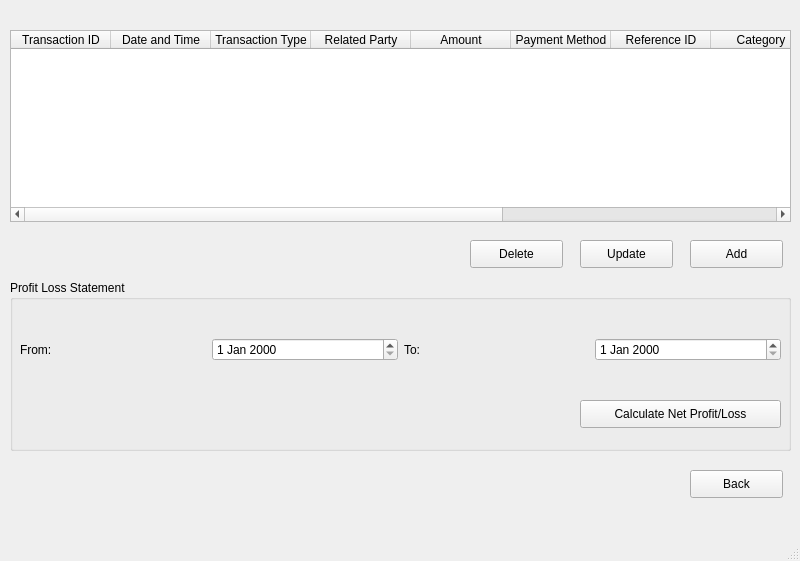
Before: the Qt Designer form ui_files/TransactionView.ui in TahaZahid05/Restaurant-Managment-System, drawn with Qt 5.
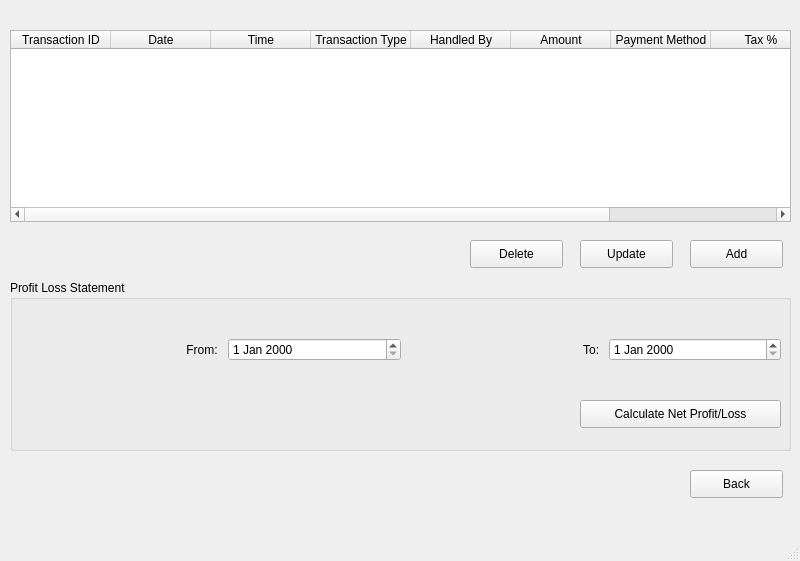
After: the same form once the commit is applied.

Patch:
```diff
--- a/ui_files/TransactionView.ui
+++ b/ui_files/TransactionView.ui
@@ -10,6 +10,12 @@
     <height>561</height>
    </rect>
   </property>
+  <property name="sizePolicy">
+   <sizepolicy hsizetype="Fixed" vsizetype="Fixed">
+    <horstretch>0</horstretch>
+    <verstretch>0</verstretch>
+   </sizepolicy>
+  </property>
   <property name="windowTitle">
    <string>Transactions</string>
   </property>
@@ -23,6 +29,12 @@
       <height>192</height>
      </rect>
     </property>
+    <property name="sizePolicy">
+     <sizepolicy hsizetype="Fixed" vsizetype="Fixed">
+      <horstretch>0</horstretch>
+      <verstretch>0</verstretch>
+     </sizepolicy>
+    </property>
     <column>
      <property name="text">
       <string>Transaction ID</string>
@@ -30,7 +42,12 @@
     </column>
     <column>
      <property name="text">
-      <string>Date and Time</string>
+      <string>Date</string>
+     </property>
+    </column>
+    <column>
+     <property name="text">
+      <string>Time</string>
      </property>
     </column>
     <column>
@@ -40,7 +57,7 @@
     </column>
     <column>
      <property name="text">
-      <string>Related Party</string>
+      <string>Handled By</string>
      </property>
     </column>
     <column>
@@ -55,17 +72,7 @@
     </column>
     <column>
      <property name="text">
-      <string>Reference ID</string>
-     </property>
-    </column>
-    <column>
-     <property name="text">
-      <string>Category</string>
-     </property>
-    </column>
-    <column>
-     <property name="text">
-      <string>Tax Amount</string>
+      <string>Tax %</string>
      </property>
     </column>
     <column>
@@ -73,11 +80,6 @@
       <string>Total Amount</string>
      </property>
     </column>
-    <column>
-     <property name="text">
-      <string>Handled By</string>
-     </property>
-    </column>
    </widget>
    <widget class="QPushButton" name="addButton">
     <property name="geometry">
@@ -143,14 +145,14 @@
       <item row="0" column="0">
        <widget class="QLabel" name="label">
         <property name="text">
-         <string>From: </string>
+         <string>                                                  From: </string>
         </property>
        </widget>
       </item>
       <item row="0" column="2">
        <widget class="QLabel" name="label_2">
         <property name="text">
-         <string>To: </string>
+         <string>                                                     To: </string>
         </property>
        </widget>
       </item>
```
Left out of the diff: 2 changed lines with no effect on the pictures.
